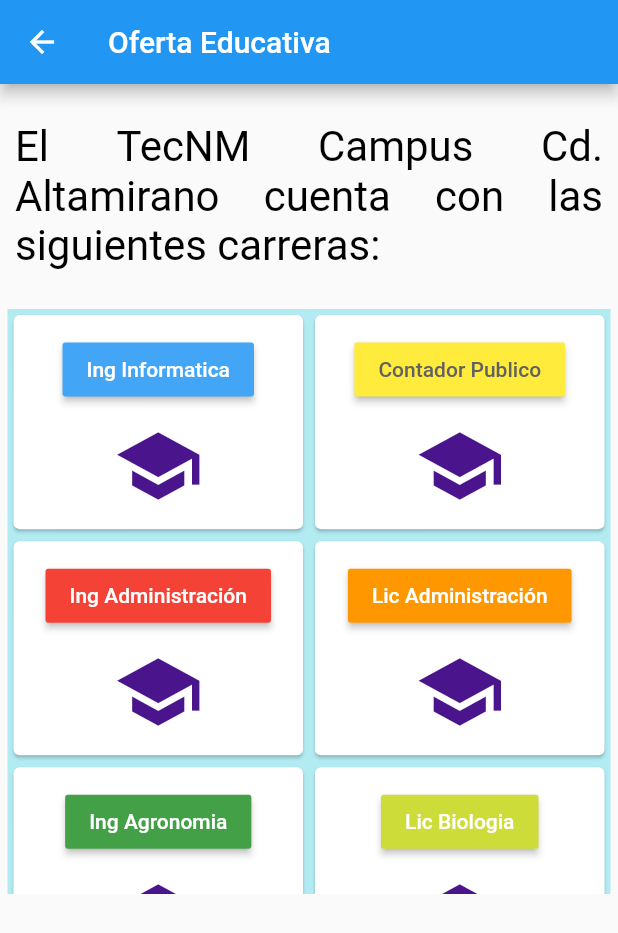
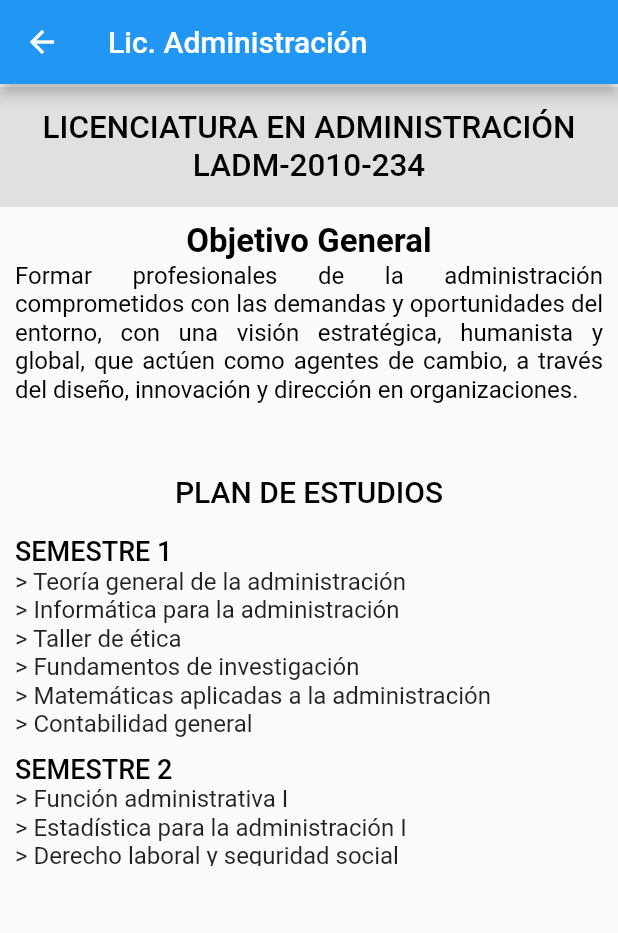
Before and after one commit to Jeryn61297/proyecto_itca, a Flutter app: the CarrerasPage screen opened directly, after a tap on "Lic Administración", on a phone screen of 412 x 824 dp. Shown: the top 933 px of the screen. Run offline on Flutter 3.47's test engine with Material 2 defaults, Android fonts, the phone set to English and light mode, and no system bars.

Commit message:
page licadmi finish

```diff
--- a/lib/src/pag/fold_carreras/carreras.dart
+++ b/lib/src/pag/fold_carreras/carreras.dart
@@ -2,6 +2,7 @@
 import 'package:proyecto_itca/src/pag/fold_carreras/contabilidad.dart';
 import 'package:proyecto_itca/src/pag/fold_carreras/informatica.dart';
 import 'package:proyecto_itca/src/pag/fold_carreras/ing_admi.dart';
+import 'package:proyecto_itca/src/pag/fold_carreras/lic_admi.dart';
 
 class CarrerasPage extends StatelessWidget {
   @override
@@ -102,7 +103,12 @@
             Muestra(
               child: RaisedButton(
                 child: Text('Lic Administración'),
-                onPressed: () {},
+                onPressed: () {
+                  Navigator.push(
+                      context,
+                      MaterialPageRoute(
+                          builder: (BuildContext context) => LicadmiPage()));
+                },
                 color: Colors.orange,
                 textColor: Colors.white,
               ),
--- /dev/null
+++ b/lib/src/pag/fold_carreras/lic_admi.dart
@@ -0,0 +1,226 @@
+import 'package:flutter/material.dart';
+
+class LicadmiPage extends StatelessWidget {
+  static final String routeName = 'licadmi';
+
+  @override
+  Widget build(BuildContext context) {
+    return Scaffold(
+      appBar: AppBar(
+        title: Text('Lic. Administración'),
+      ),
+      body: Stack(
+        children: <Widget>[
+          SingleChildScrollView(
+            child: Column(
+              children: <Widget>[
+                SizedBox(height: 2),
+                _TituloPage(),
+                _Objetivo(),
+                _Plan(),
+                _Semestres(),
+              ],
+            ),
+          )
+        ],
+      ),
+    );
+  }
+}
+
+Widget _TituloPage() {
+  return Container(
+    alignment: Alignment.center,
+    width: double.infinity,
+    height: 80,
+    color: Colors.grey[300],
+    child: Text(
+      'LICENCIATURA EN ADMINISTRACIÓN\nLADM-2010-234',
+      style: TextStyle(
+          color: Colors.black, fontSize: 21, fontWeight: FontWeight.w500),
+      textAlign: TextAlign.center,
+    ),
+  );
+}
+
+Widget _Objetivo() {
+  return Padding(
+    padding: EdgeInsets.symmetric(horizontal: 10),
+    child: Container(
+      width: double.infinity,
+      height: 170,
+      //color: Colors.yellowAccent,
+      child: Column(
+        children: <Widget>[
+          SizedBox(height: 10),
+          Text(
+            'Objetivo General',
+            style: TextStyle(
+              color: Colors.black,
+              fontSize: 22,
+              fontWeight: FontWeight.w700,
+            ),
+            textAlign: TextAlign.start,
+          ),
+          Text(
+            'Formar profesionales de la administración comprometidos con las demandas y oportunidades del entorno, con una visión estratégica, humanista y global, que actúen como agentes de cambio, a través del diseño, innovación y dirección en organizaciones.',
+            style: TextStyle(color: Colors.black, fontSize: 16),
+            textAlign: TextAlign.justify,
+          ),
+        ],
+      ),
+    ),
+  );
+}
+
+Widget _Plan() {
+  return Container(
+    alignment: Alignment.center,
+    width: double.infinity,
+    height: 40,
+    child: Text(
+      'PLAN DE ESTUDIOS',
+      style: TextStyle(
+          color: Colors.black, fontSize: 20, fontWeight: FontWeight.w500),
+      textAlign: TextAlign.center,
+    ),
+  );
+}
+
+Widget _Semestres() {
+  return Padding(
+    padding: EdgeInsets.symmetric(horizontal: 10, vertical: 9),
+    child: Container(
+        height: 220,
+        width: double.infinity,
+        child: ListView(
+          children: [
+            Text(
+              'SEMESTRE 1',
+              style: TextStyle(
+                  fontSize: 18,
+                  color: Colors.black,
+                  fontWeight: FontWeight.w500),
+            ),
+            Text(
+              '> Teoría general de la administración\n> Informática para la administración\n> Taller de ética\n> Fundamentos de investigación\n> Matemáticas aplicadas a la administración\n> Contabilidad general',
+              style: TextStyle(
+                fontSize: 16,
+              ),
+            ),
+            SizedBox(height: 10),
+            Text(
+              'SEMESTRE 2',
+              style: TextStyle(
+                  fontSize: 18,
+                  color: Colors.black,
+                  fontWeight: FontWeight.w500),
+            ),
+            Text(
+              '> Función administrativa I\n> Estadística para la administración I\n> Derecho laboral y seguridad social\n> Comunicación corporativa\n> Taller de desarrollo humano\n> Costos de manufactura',
+              style: TextStyle(
+                fontSize: 16,
+              ),
+            ),
+            SizedBox(height: 10),
+            Text(
+              'SEMESTRE 3',
+              style: TextStyle(
+                  fontSize: 18,
+                  color: Colors.black,
+                  fontWeight: FontWeight.w500),
+            ),
+            Text(
+              '> Función administrativa II\n> Estadística para la administración II\n> Derecho empresarial\n> Comportamiento organizacional\n> Dinámica social\n> Contabilidad gerencial',
+              style: TextStyle(
+                fontSize: 16,
+              ),
+            ),
+            SizedBox(height: 10),
+            Text(
+              'SEMESTRE 4',
+              style: TextStyle(
+                  fontSize: 18,
+                  color: Colors.black,
+                  fontWeight: FontWeight.w500),
+            ),
+            Text(
+              '> Gestión estratégica del capital humano I\n> Procesos estructurales\n> Métodos cuantitativos para la administración\n> Fundamentos de mercadotecnia\n> Economía empresarial\n> Matemáticas financieras',
+              style: TextStyle(
+                fontSize: 16,
+              ),
+            ),
+            SizedBox(height: 10),
+            Text(
+              'SEMESTRE 5',
+              style: TextStyle(
+                  fontSize: 18,
+                  color: Colors.black,
+                  fontWeight: FontWeight.w500),
+            ),
+            Text(
+              '> Gestión estratégica del capital humano II\n> Derecho fiscal\n> Mezcla de mercadotecnia\n> Macroeconomía\n> Administración financiera I\n> Desarrollo sustentable',
+              style: TextStyle(
+                fontSize: 16,
+              ),
+            ),
+            SizedBox(height: 10),
+            Text(
+              'SEMESTRE 6',
+              style: TextStyle(
+                  fontSize: 18,
+                  color: Colors.black,
+                  fontWeight: FontWeight.w500),
+            ),
+            Text(
+              '> Gestión de la retribución\n> Producción\n> Taller de investigación I\n> Sistemas de información de mercadotecnia\n> Innovación y emprendedurismo\n> Administración financiera II',
+              style: TextStyle(
+                fontSize: 16,
+              ),
+            ),
+            SizedBox(height: 10),
+            Text(
+              'SEMESTRE 7',
+              style: TextStyle(
+                  fontSize: 18,
+                  color: Colors.black,
+                  fontWeight: FontWeight.w500),
+            ),
+            Text(
+              '> Plan de negocios\n> Procesos de dirección\n> Taller de investigación II\n> Administración de la calidad\n> Economía internacional\n> Diagnóstico y evaluación empresarial',
+              style: TextStyle(
+                fontSize: 16,
+              ),
+            ),
+            SizedBox(height: 10),
+            Text(
+              'SEMESTRE 8',
+              style: TextStyle(
+                  fontSize: 18,
+                  color: Colors.black,
+                  fontWeight: FontWeight.w500),
+            ),
+            Text(
+              '> Consultoría empresarial\n> Formulación y evaluación de proyectos\n> Desarrollo organizacional',
+              style: TextStyle(
+                fontSize: 16,
+              ),
+            ),
+            SizedBox(height: 10),
+            Text(
+              'SEMESTRE 9',
+              style: TextStyle(
+                  fontSize: 18,
+                  color: Colors.black,
+                  fontWeight: FontWeight.w500),
+            ),
+            Text(
+              '> Residencia profesional.',
+              style: TextStyle(
+                fontSize: 16,
+              ),
+            ),
+          ],
+        )),
+  );
+}
```
